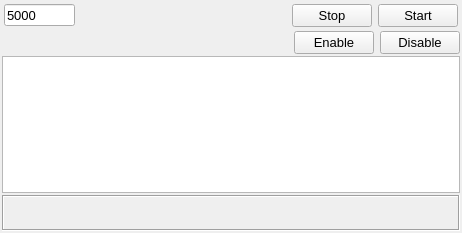
First picture: the form in miscform.ui, repository MccDv/mdihattest, before the edit.
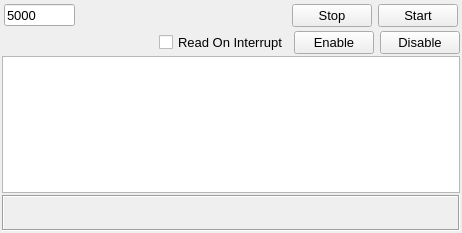
Second picture: the form after the edit.

```diff
--- a/miscform.ui
+++ b/miscform.ui
@@ -137,6 +137,13 @@
         </property>
        </spacer>
       </item>
+      <item>
+       <widget class="QCheckBox" name="chkRead">
+        <property name="text">
+         <string>Read On Interrupt</string>
+        </property>
+       </widget>
+      </item>
       <item>
        <widget class="QPushButton" name="cmdEnableEvent">
         <property name="text">
```
